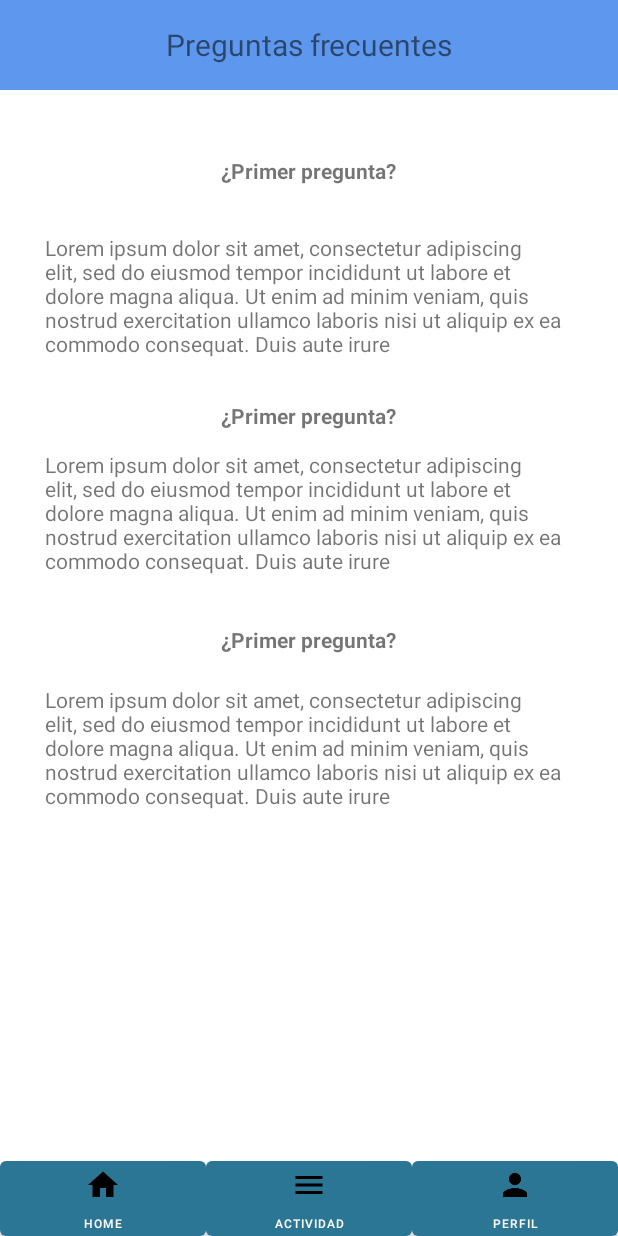
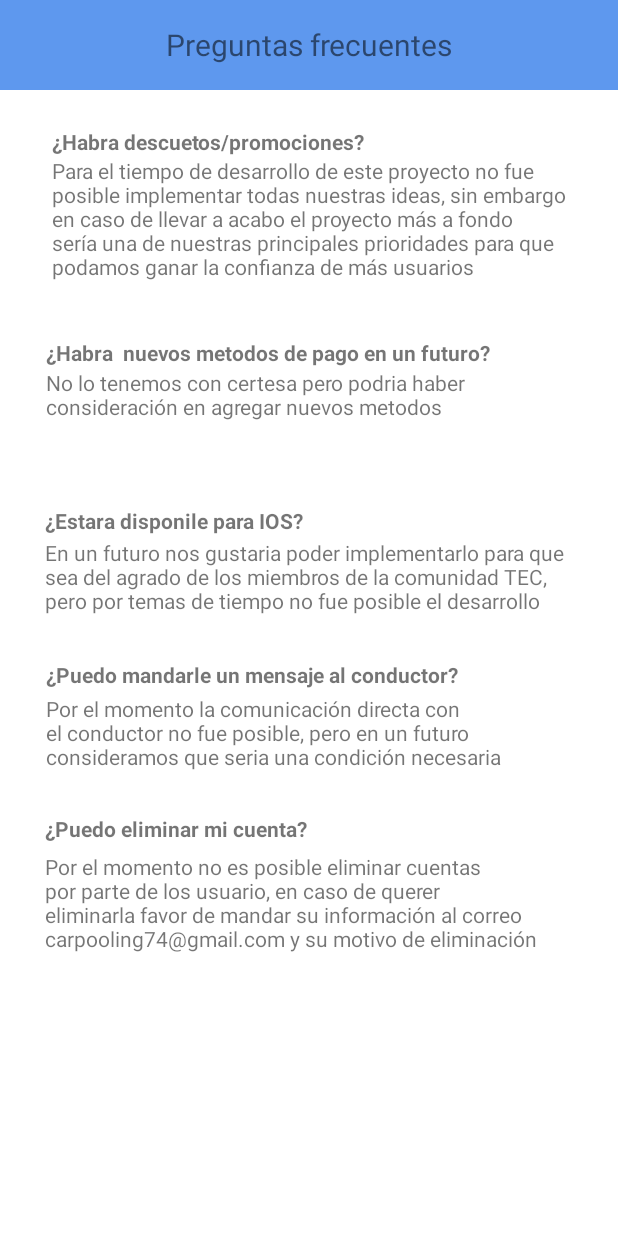
Before and after one commit to Salchiis/Carpooling, an Android app: the Questions1 screen opened directly, with no data from a screen before it, on a phone screen of 412 x 824 dp. Run offline under Robolectric (Android 15) with nearby library versions, the phone set to English and light mode, and no system bars; our stand-ins replace Firebase (no records; nobody signed in at launch, a user with empty details on screens opened directly).

Commit message:
Small changes 2

```diff
--- a/app/src/main/java/com/example/carpooling/Questions1.java
+++ b/app/src/main/java/com/example/carpooling/Questions1.java
@@ -20,36 +20,7 @@ public class Questions1 extends AppCompatActivity {
     protected void onCreate(Bundle savedInstanceState) {
         super.onCreate(savedInstanceState);
         setContentView(R.layout.activity_questions1);
-        questionHomeButton = findViewById(R.id.questionHomeButton);
-        questionActividadButton = findViewById(R.id.questionActividadButton);
-        questionPerfilButton = findViewById(R.id.questionPerfilButton);
 
-        questionHomeButton.setOnClickListener(new View.OnClickListener() {
-            @Override
-            public void onClick(View view) {
-                Intent myIntent = new Intent(Questions1.this, HomeScreen.class);
-                startActivity(myIntent);
-                finish();
-            }
-        });
-        questionActividadButton.setOnClickListener(new View.OnClickListener() {
-            @Override
-            public void onClick(View view) {
-                Intent myIntent = new Intent(Questions1.this, ActivityScreen.class);
-                startActivity(myIntent);
-                finish();
-            }
-        });
-        questionPerfilButton.setOnClickListener(new View.OnClickListener() {
-            @Override
-            public void onClick(View view) {
-                Intent myIntent = new Intent(Questions1.this, ProfileScreen.class);
-                startActivity(myIntent);
-                finish();
-            }
-        });
-
-        reference = FirebaseDatabase.getInstance().getReference("Preguntas");
     }
 
 
--- a/app/src/main/res/layout/activity_publicar_viaje.xml
+++ b/app/src/main/res/layout/activity_publicar_viaje.xml
@@ -75,7 +75,7 @@
         android:id="@+id/textView21"
         android:layout_width="411dp"
         android:layout_height="61dp"
-        android:background="#03A9F4"
+        android:background="@color/blue"
         android:gravity="center"
         android:text="@string/publicar_un_viaje"
         android:textSize="20sp"
@@ -212,7 +212,7 @@
         android:layout_width="210dp"
         android:layout_height="48dp"
         android:ems="10"
-        android:hint="Dia de viaje"
+        android:hint="Ejemplo : 24"
         android:inputType="date"
         app:layout_constraintBottom_toBottomOf="parent"
         app:layout_constraintEnd_toEndOf="parent"
--- a/app/src/main/res/layout/activity_questions1.xml
+++ b/app/src/main/res/layout/activity_questions1.xml
@@ -6,56 +6,6 @@
     android:layout_width="match_parent"
     android:layout_height="match_parent"
     tools:context=".Questions1">
-
-    <Button
-        android:id="@+id/questionHomeButton"
-        android:layout_width="137dp"
-        android:layout_height="50dp"
-        android:width="5dp"
-        android:color="#000000"
-        android:drawableTop="@drawable/ic_baseline_home_24"
-        android:insetTop="0dp"
-        android:insetBottom="0dp"
-        android:text="Home"
-        android:textSize="8sp"
-
-        app:layout_constraintBottom_toBottomOf="parent"
-        app:layout_constraintEnd_toEndOf="parent"
-        app:layout_constraintHorizontal_bias="0.0"
-        app:layout_constraintStart_toStartOf="parent"
-        app:layout_constraintTop_toTopOf="parent"
-        app:layout_constraintVertical_bias="1.0" />
-
-    <Button
-        android:id="@+id/questionActividadButton"
-        android:layout_width="137dp"
-        android:layout_height="50dp"
-        android:drawableTop="@drawable/ic_baseline_menu_24"
-        android:insetTop="0dp"
-        android:insetBottom="0dp"
-        android:text="Actividad"
-        android:textSize="8sp"
-        app:layout_constraintBottom_toBottomOf="parent"
-        app:layout_constraintEnd_toEndOf="parent"
-        app:layout_constraintStart_toStartOf="parent"
-        app:layout_constraintTop_toTopOf="parent"
-        app:layout_constraintVertical_bias="1.0" />
-
-    <Button
-        android:id="@+id/questionPerfilButton"
-        android:layout_width="137dp"
-        android:layout_height="50dp"
-        android:drawableTop="@drawable/ic_baseline_person_24"
-        android:insetTop="0dp"
-        android:insetBottom="0dp"
-        android:text="Perfil"
-        android:textSize="8sp"
-        app:layout_constraintBottom_toBottomOf="parent"
-        app:layout_constraintEnd_toEndOf="parent"
-        app:layout_constraintHorizontal_bias="1.0"
-        app:layout_constraintStart_toStartOf="parent"
-        app:layout_constraintTop_toTopOf="parent"
-        app:layout_constraintVertical_bias="1.0" />
 
     <TextView
         android:id="@+id/textView39"
@@ -73,75 +23,128 @@
         app:layout_constraintVertical_bias="0.0" />
 
     <TextView
+        android:id="@+id/textView3"
+        android:layout_width="352dp"
+        android:layout_height="60dp"
+        android:text="No lo tenemos con certesa pero podria haber consideración en agregar nuevos metodos"
+        app:layout_constraintBottom_toBottomOf="parent"
+        app:layout_constraintEnd_toEndOf="@+id/textView7"
+        app:layout_constraintHorizontal_bias="0.0"
+        app:layout_constraintStart_toStartOf="@+id/textView7"
+        app:layout_constraintTop_toBottomOf="@+id/questionTitle"
+        app:layout_constraintVertical_bias="0.214" />
+
+    <TextView
+        android:id="@+id/textView41"
+        android:layout_width="wrap_content"
+        android:layout_height="wrap_content"
+        android:text="¿Puedo eliminar mi cuenta?"
+        android:textStyle="bold"
+        app:layout_constraintBottom_toBottomOf="parent"
+        app:layout_constraintEnd_toEndOf="parent"
+        app:layout_constraintHorizontal_bias="0.127"
+        app:layout_constraintStart_toStartOf="parent"
+        app:layout_constraintTop_toTopOf="parent"
+        app:layout_constraintVertical_bias="0.674" />
+
+    <TextView
+        android:id="@+id/textView18"
+        android:layout_width="356dp"
+        android:layout_height="59dp"
+        android:text="Por el momento la comunicación directa con el conductor no fue posible, pero en un futuro consideramos que seria una condición necesaria"
+        app:layout_constraintBottom_toBottomOf="parent"
+        app:layout_constraintEnd_toEndOf="@+id/textView33"
+        app:layout_constraintHorizontal_bias="0.0"
+        app:layout_constraintStart_toStartOf="@+id/textView33"
+        app:layout_constraintTop_toBottomOf="@+id/questionTitle"
+        app:layout_constraintVertical_bias="0.543" />
+
+    <TextView
+        android:id="@+id/textView40"
+        android:layout_width="346dp"
+        android:layout_height="76dp"
+        android:text="Por el momento no es posible eliminar cuentas por parte de los usuario, en caso de querer eliminarla favor de mandar su información al correo carpooling74@gmail.com y su motivo de eliminación"
+        app:layout_constraintBottom_toBottomOf="parent"
+        app:layout_constraintEnd_toEndOf="@+id/textView41"
+        app:layout_constraintHorizontal_bias="0.0"
+        app:layout_constraintStart_toStartOf="@+id/textView41"
+        app:layout_constraintTop_toBottomOf="@+id/questionTitle"
+        app:layout_constraintVertical_bias="0.721" />
+
+    <TextView
         android:id="@+id/textView16"
-        android:layout_width="352dp"
-        android:layout_height="84dp"
-        android:text="Lorem ipsum dolor sit amet, consectetur adipiscing elit, sed do eiusmod tempor incididunt ut labore et dolore magna aliqua. Ut enim ad minim veniam, quis nostrud exercitation ullamco laboris nisi ut aliquip ex ea commodo consequat. Duis aute irure"
+        android:layout_width="356dp"
+        android:layout_height="59dp"
+        android:text="En un futuro nos gustaria poder implementarlo para que sea del agrado de los miembros de la comunidad TEC, pero por temas de tiempo no fue posible el desarrollo"
         app:layout_constraintBottom_toBottomOf="parent"
         app:layout_constraintEnd_toEndOf="@+id/textView35"
+        app:layout_constraintHorizontal_bias="0.0"
         app:layout_constraintStart_toStartOf="@+id/textView35"
         app:layout_constraintTop_toBottomOf="@+id/questionTitle"
-        app:layout_constraintVertical_bias="0.541" />
+        app:layout_constraintVertical_bias="0.385" />
+
+    <TextView
+        android:id="@+id/textView33"
+        android:layout_width="wrap_content"
+        android:layout_height="wrap_content"
+        android:text="¿Puedo mandarle un mensaje al conductor?"
+        android:textStyle="bold"
+        app:layout_constraintBottom_toBottomOf="parent"
+        app:layout_constraintEnd_toEndOf="parent"
+        app:layout_constraintHorizontal_bias="0.225"
+        app:layout_constraintStart_toStartOf="parent"
+        app:layout_constraintTop_toTopOf="parent"
+        app:layout_constraintVertical_bias="0.547" />
 
     <TextView
         android:id="@+id/textView35"
         android:layout_width="wrap_content"
         android:layout_height="wrap_content"
-        android:text="¿Primer pregunta?"
+        android:text="¿Estara disponile para IOS?"
         android:textStyle="bold"
         app:layout_constraintBottom_toBottomOf="parent"
         app:layout_constraintEnd_toEndOf="parent"
-        app:layout_constraintHorizontal_bias="0.498"
+        app:layout_constraintHorizontal_bias="0.126"
         app:layout_constraintStart_toStartOf="parent"
         app:layout_constraintTop_toTopOf="parent"
-        app:layout_constraintVertical_bias="0.518" />
+        app:layout_constraintVertical_bias="0.419" />
 
     <TextView
-        android:id="@+id/textView3"
+        android:id="@+id/questionBody"
         android:layout_width="352dp"
         android:layout_height="84dp"
-        android:text="Lorem ipsum dolor sit amet, consectetur adipiscing elit, sed do eiusmod tempor incididunt ut labore et dolore magna aliqua. Ut enim ad minim veniam, quis nostrud exercitation ullamco laboris nisi ut aliquip ex ea commodo consequat. Duis aute irure"
+        android:text="Para el tiempo de desarrollo de este proyecto no fue posible implementar todas nuestras ideas, sin embargo en caso de llevar a acabo el proyecto más a fondo sería una de nuestras principales prioridades para que podamos ganar la confianza de más usuarios"
         app:layout_constraintBottom_toBottomOf="parent"
-        app:layout_constraintEnd_toEndOf="@+id/textView7"
-        app:layout_constraintStart_toStartOf="@+id/textView7"
+        app:layout_constraintEnd_toEndOf="@+id/questionTitle"
+        app:layout_constraintHorizontal_bias="0.0"
+        app:layout_constraintStart_toStartOf="@+id/questionTitle"
         app:layout_constraintTop_toBottomOf="@+id/questionTitle"
-        app:layout_constraintVertical_bias="0.287" />
+        app:layout_constraintVertical_bias="0.0" />
+
+    <TextView
+        android:id="@+id/questionTitle"
+        android:layout_width="wrap_content"
+        android:layout_height="wrap_content"
+        android:text="¿Habra descuetos/promociones?"
+        android:textStyle="bold"
+        app:layout_constraintBottom_toBottomOf="parent"
+        app:layout_constraintEnd_toEndOf="parent"
+        app:layout_constraintHorizontal_bias="0.169"
+        app:layout_constraintStart_toStartOf="parent"
+        app:layout_constraintTop_toTopOf="parent"
+        app:layout_constraintVertical_bias="0.105" />
 
     <TextView
         android:id="@+id/textView7"
         android:layout_width="wrap_content"
         android:layout_height="wrap_content"
-        android:text="¿Primer pregunta?"
+        android:text="¿Habra  nuevos metodos de pago en un futuro?"
         android:textStyle="bold"
         app:layout_constraintBottom_toBottomOf="parent"
         app:layout_constraintEnd_toEndOf="parent"
-        app:layout_constraintHorizontal_bias="0.498"
+        app:layout_constraintHorizontal_bias="0.267"
         app:layout_constraintStart_toStartOf="parent"
         app:layout_constraintTop_toTopOf="parent"
-        app:layout_constraintVertical_bias="0.332" />
-
-    <TextView
-        android:id="@+id/questionTitle"
-        android:layout_width="wrap_content"
-        android:layout_height="wrap_content"
-        android:text="¿Primer pregunta?"
-        android:textStyle="bold"
-        app:layout_constraintBottom_toBottomOf="parent"
-        app:layout_constraintEnd_toEndOf="parent"
-        app:layout_constraintHorizontal_bias="0.498"
-        app:layout_constraintStart_toStartOf="parent"
-        app:layout_constraintTop_toTopOf="parent"
-        app:layout_constraintVertical_bias="0.129" />
-
-    <TextView
-        android:id="@+id/questionBody"
-        android:layout_width="352dp"
-        android:layout_height="84dp"
-        android:text="Lorem ipsum dolor sit amet, consectetur adipiscing elit, sed do eiusmod tempor incididunt ut labore et dolore magna aliqua. Ut enim ad minim veniam, quis nostrud exercitation ullamco laboris nisi ut aliquip ex ea commodo consequat. Duis aute irure"
-        app:layout_constraintBottom_toBottomOf="parent"
-        app:layout_constraintEnd_toEndOf="@+id/questionTitle"
-        app:layout_constraintStart_toStartOf="@+id/questionTitle"
-        app:layout_constraintTop_toBottomOf="@+id/questionTitle"
-        app:layout_constraintVertical_bias="0.052" />
+        app:layout_constraintVertical_bias="0.28" />
 
 </androidx.constraintlayout.widget.ConstraintLayout>
```
Also changed, not shown: app/src/main/java/com/example/carpooling/EditInformation.java (+1 -28 lines), app/src/main/res/layout/activity_edit_information.xml (+0 -64 lines).
